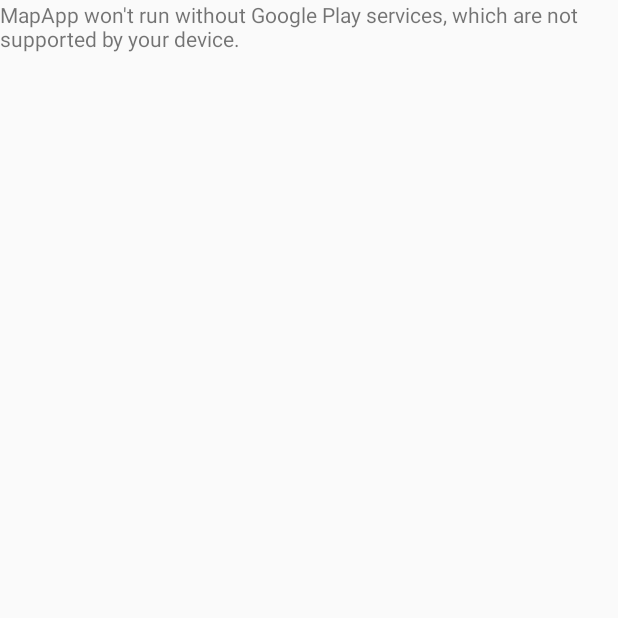
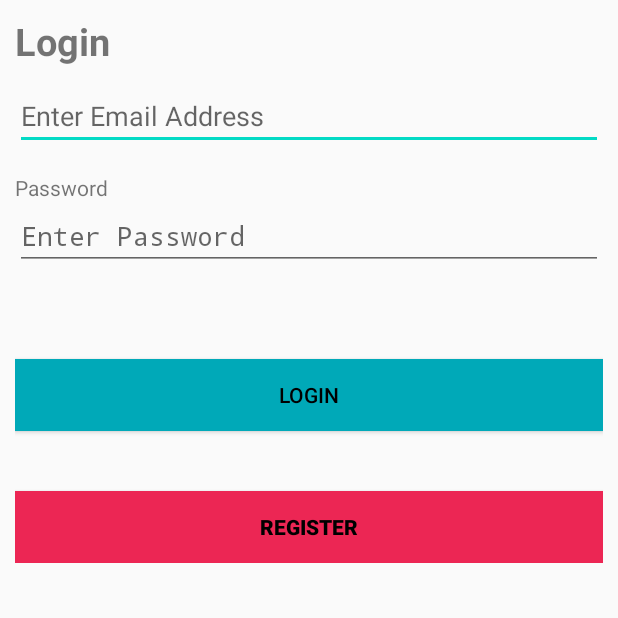
Before and after one commit to Aiden2908/TrackingApp, an Android app: the screen it shows after launch (MainActivity before the commit, LoginActivity after it), on a phone screen of 412 x 824 dp, the top half of it. Run offline under Robolectric (Android 15) with nearby library versions, the phone set to English and light mode, and no system bars; libraries missing offline, so code that uses them is left out: com.loopj.android, cz.msebera.android.

Commit message:
Added android login and register activities and xml

```diff
--- a/app/build.gradle
+++ b/app/build.gradle
@@ -32,4 +32,6 @@ dependencies {
 
     implementation 'com.google.android.gms:play-services-maps:16.1.0'
     implementation 'com.google.android.gms:play-services-location:16.0.0'
+
+    implementation 'com.loopj.android:android-async-http:1.4.9'
 }
--- /dev/null
+++ b/app/src/main/java/com/example/mapapp/LoginActivity.java
@@ -0,0 +1,109 @@
+package com.example.mapapp;
+
+import org.json.JSONException;
+import org.json.JSONObject;
+
+import android.app.Activity;
+import android.app.ProgressDialog;
+import android.content.Intent;
+import android.os.Bundle;
+import android.view.View;
+import android.widget.EditText;
+import android.widget.TextView;
+import android.widget.Toast;
+
+import com.loopj.android.http.AsyncHttpClient;
+import com.loopj.android.http.AsyncHttpResponseHandler;
+import com.loopj.android.http.RequestParams;
+
+import cz.msebera.android.httpclient.Header;
+
+public class LoginActivity extends Activity {
+    ProgressDialog progressDialog;
+    TextView errorMessage;
+    EditText emailET;
+    EditText passwordET;
+
+    @Override
+    protected void onCreate(Bundle savedInstanceState) {
+        super.onCreate(savedInstanceState);
+
+        setContentView(R.layout.login);
+
+        errorMessage = (TextView) findViewById(R.id.login_error);
+        emailET = (EditText) findViewById(R.id.loginEmail);
+        passwordET = (EditText) findViewById(R.id.loginPassword);
+
+        progressDialog = new ProgressDialog(this);
+        progressDialog.setMessage("Please Wait..");
+        progressDialog.setCancelable(false);
+    }
+
+    public void loginUser(View view) {
+        String email = emailET.getText().toString();
+        String password = passwordET.getText().toString();
+        RequestParams params = new RequestParams();
+
+        if(UtilityClass.isNotNull(email) && UtilityClass.isNotNull(password)){
+            if(UtilityClass.validate(email)){
+                params.put("username", email);
+                params.put("password", password);
+                invokeWS(params);
+            } else{
+                Toast.makeText(getApplicationContext(), "Please enter valid email", Toast.LENGTH_LONG).show();
+            }
+        } else{
+            Toast.makeText(getApplicationContext(), "Please fill the form, don't leave any field blank", Toast.LENGTH_LONG).show();
+        }
+    }
+
+    public void invokeWS(RequestParams params){
+        progressDialog.show();
+        AsyncHttpClient client = new AsyncHttpClient();
+        client.get("localhost"/* REST WEBSERVICE URL */, params, new AsyncHttpResponseHandler() {
+            @Override
+            public void onSuccess(int statusCode, Header[] headers, byte[] responseBody) {
+                progressDialog.hide();
+                try {
+                    JSONObject obj = new JSONObject(String.valueOf(responseBody));
+
+                    if(obj.getBoolean("status")) {
+                        Toast.makeText(getApplicationContext(), "You are successfully logged in!", Toast.LENGTH_LONG).show();
+                        navigateToMainActivity();
+                    } else {
+                        errorMessage.setText(obj.getString("error_msg"));
+                        Toast.makeText(getApplicationContext(), obj.getString("error_msg"), Toast.LENGTH_LONG).show();
+                    }
+                } catch (JSONException e) {
+                    Toast.makeText(getApplicationContext(), "Error Occurred [Server's JSON response might be invalid]!", Toast.LENGTH_LONG).show();
+                    e.printStackTrace();
+                }
+            }
+
+            @Override
+            public void onFailure(int statusCode, Header[] headers, byte[] responseBody, Throwable error) {
+                progressDialog.hide();
+
+                if(statusCode == 404) {
+                    Toast.makeText(getApplicationContext(), "Requested resource not found", Toast.LENGTH_LONG).show();
+                } else if(statusCode == 500) {
+                    Toast.makeText(getApplicationContext(), "Something went wrong at server end", Toast.LENGTH_LONG).show();
+                } else {
+                    Toast.makeText(getApplicationContext(), "Unexpected Error occurred!", Toast.LENGTH_LONG).show();
+                }
+            }
+        });
+    }
+
+    public void navigateToMainActivity() {
+        Intent homeIntent = new Intent(getApplicationContext(), MainActivity.class);
+        homeIntent.addFlags(Intent.FLAG_ACTIVITY_CLEAR_TOP);
+        startActivity(homeIntent);
+    }
+
+    public void navigateToRegisterActivity(View view){
+        Intent loginIntent = new Intent(getApplicationContext(), RegisterActivity.class);
+        loginIntent.addFlags(Intent.FLAG_ACTIVITY_CLEAR_TOP);
+        startActivity(loginIntent);
+    }
+}
--- /dev/null
+++ b/app/src/main/res/layout/login.xml
@@ -0,0 +1,70 @@
+<?xml version="1.0" encoding="utf-8"?>
+<ScrollView xmlns:android="http://schemas.android.com/apk/res/android"
+    android:layout_width="fill_parent"
+    android:layout_height="fill_parent" >
+
+    <LinearLayout
+        android:layout_width="fill_parent"
+        android:layout_height="wrap_content"
+        android:orientation="vertical"
+        android:padding="10dip" >
+
+        <TextView
+            android:layout_width="fill_parent"
+            android:layout_height="wrap_content"
+            android:layout_marginBottom="10dip"
+            android:text="@string/loginTitle"
+            android:textSize="25sp"
+            android:textStyle="bold" />
+
+        <EditText
+            android:id="@+id/loginEmail"
+            android:layout_width="fill_parent"
+            android:layout_height="wrap_content"
+            android:hint="@string/loginHint"
+            android:inputType="textEmailAddress" />
+
+        <TextView
+            android:layout_width="fill_parent"
+            android:layout_height="wrap_content"
+            android:layout_marginTop="15dip"
+            android:text="@string/password" />
+
+        <EditText
+            android:id="@+id/loginPassword"
+            android:layout_width="fill_parent"
+            android:layout_height="wrap_content"
+            android:hint="@string/passwordHint"
+            android:inputType="textPassword" />
+
+        <TextView
+            android:id="@+id/login_error"
+            android:layout_width="fill_parent"
+            android:layout_height="wrap_content"
+            android:padding="10dip"
+            android:textColor="#e30000"
+            android:textStyle="bold" />
+
+        <Button
+            android:id="@+id/btnLogin"
+            android:layout_width="fill_parent"
+            android:layout_height="wrap_content"
+            android:layout_marginTop="20dip"
+            android:background="#00A9B8"
+            android:onClick="loginUser"
+            android:text="@string/loginTitle"
+            android:textColor="#000000" />
+
+        <Button
+            android:id="@+id/btnLinkToRegisterScreen"
+            android:layout_width="fill_parent"
+            android:layout_height="wrap_content"
+            android:layout_marginTop="40dip"
+            android:onClick="navigateToRegisterActivity"
+            android:text="@string/registerTitle"
+            android:background="#EC2654"
+            android:textColor="#000000"
+            android:textStyle="bold" />
+    </LinearLayout>
+
+</ScrollView>
--- a/app/src/main/res/values/strings.xml
+++ b/app/src/main/res/values/strings.xml
@@ -1,4 +1,13 @@
 <resources>
     <string name="app_name">MapApp</string>
     <string name="map_key" translatable="false">AIzaSyB_qsP8AOP_P0MdlPz-48TDaJYjTP3vbjo</string>
+    <string name="loginTitle">Login</string>
+    <string name="registerTitle">Register</string>
+    <string name="name">Name</string>
+    <string name="emailAddress">Email</string>
+    <string name="password">Password</string>
+    <string name="registerButton">Register</string>
+    <string name="loginHint">Enter Email Address</string>
+    <string name="passwordHint">Enter Password</string>
+    <string name="nameHint">Enter Password</string>
 </resources>
```
Also changed, not shown: app/src/main/AndroidManifest.xml (+14 -0 lines), app/src/main/java/com/example/mapapp/RegisterActivity.java (added, +115 -0 lines), app/src/main/java/com/example/mapapp/UtilityClass.java (added, +22 -0 lines), app/src/main/res/layout/register.xml (added, +87 -0 lines).
